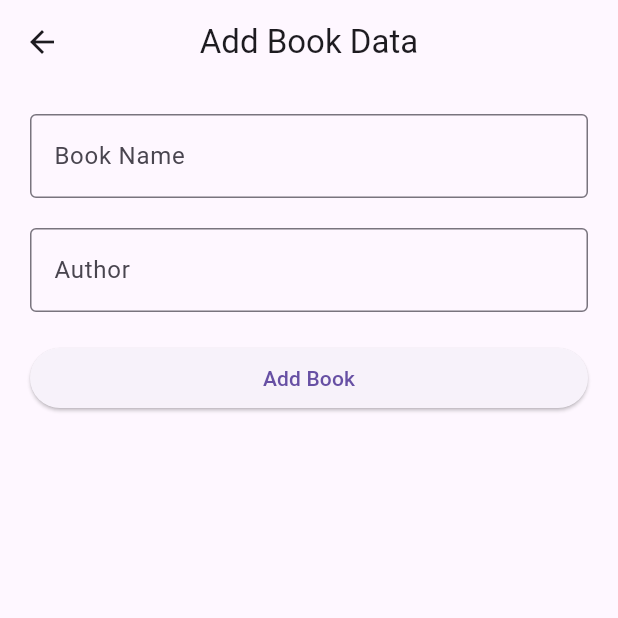
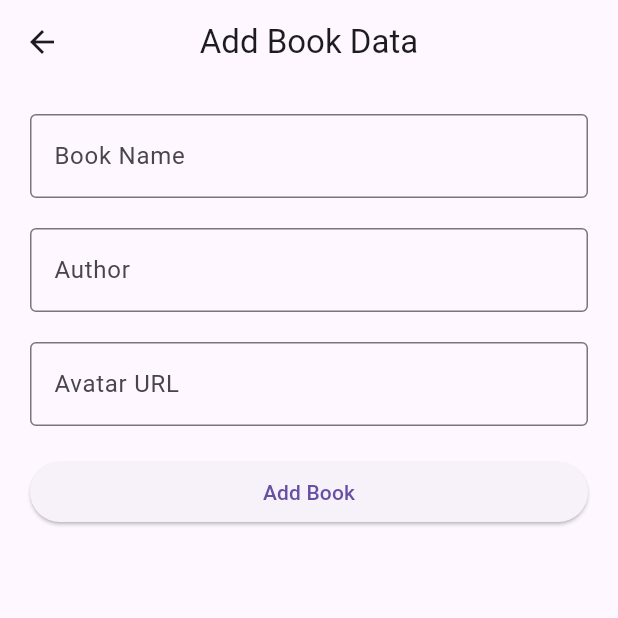
Before and after one commit to arieeefajar/flutter_get_cli_book_manager, a Flutter app: the AddBookView screen opened by its route, on a phone screen of 412 x 824 dp, the top half of it. Run offline on Flutter 3.47's test engine with Material 3 defaults, Android fonts, the phone set to English and light mode, and no system bars; our stand-ins replace get; network calls fail.

Commit message:
feat(book) create function add book

```diff
--- a/lib/app/data/providers/book_provider.dart
+++ b/lib/app/data/providers/book_provider.dart
@@ -14,7 +14,7 @@ class BookProvider extends GetConnect {
   );
 
   Future<Response<Book>> addBook(Book book) async => await post(
-    '$baseUrl/books',
+    '/books',
     book.toJson(),
     decoder: (data) => Book.fromJson(data),
   );
--- a/lib/app/modules/book/add_book/controllers/add_book_controller.dart
+++ b/lib/app/modules/book/add_book/controllers/add_book_controller.dart
@@ -4,4 +4,5 @@ import 'package:get/get.dart';
 class AddBookController extends GetxController {
   TextEditingController bookNameC = TextEditingController();
   TextEditingController authorC = TextEditingController();
+  TextEditingController avatarC = TextEditingController();
 }
--- a/lib/app/modules/book/add_book/views/add_book_view.dart
+++ b/lib/app/modules/book/add_book/views/add_book_view.dart
@@ -31,7 +31,24 @@ class AddBookView extends GetView<AddBookController> {
             ),
           ),
           SizedBox(height: 20),
-          ElevatedButton(onPressed: () {}, child: const Text("Add Book")),
+          TextField(
+            controller: controller.avatarC,
+            decoration: InputDecoration(
+              labelText: 'Avatar URL',
+              border: OutlineInputBorder(),
+            ),
+          ),
+          SizedBox(height: 20),
+          ElevatedButton(
+            onPressed: () {
+              bookC.addBook(
+                controller.bookNameC.text,
+                controller.authorC.text,
+                controller.avatarC.text,
+              );
+            },
+            child: const Text("Add Book"),
+          ),
         ],
       ),
     );
```
Also changed, not shown: lib/app/modules/book/controllers/book_controller.dart (+42 -4 lines).
